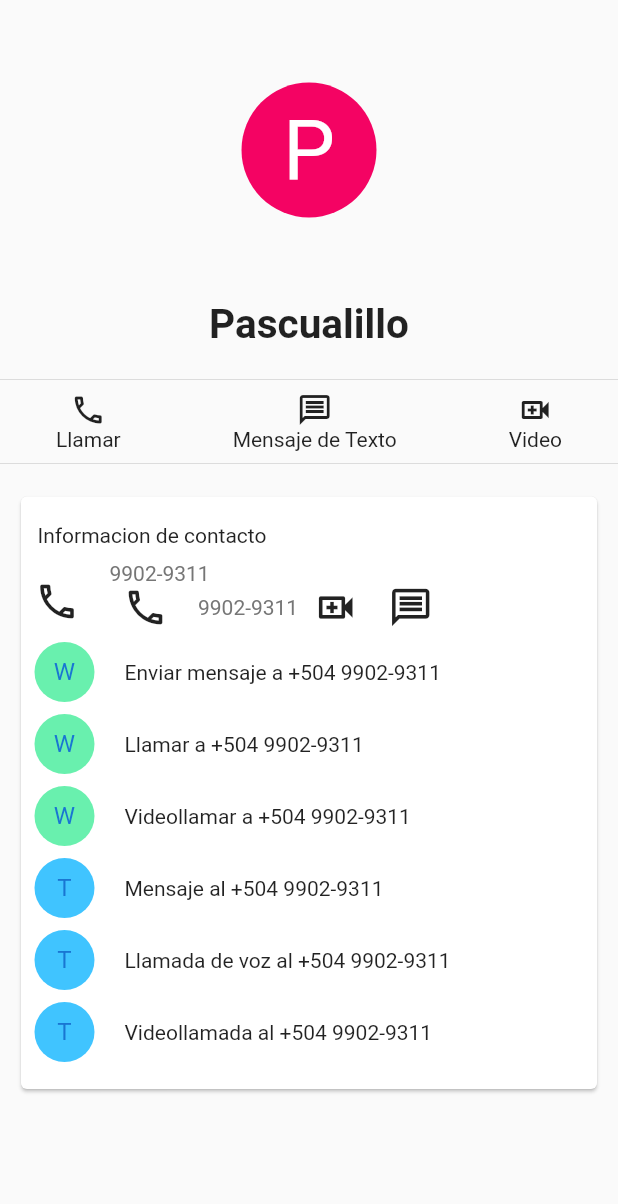
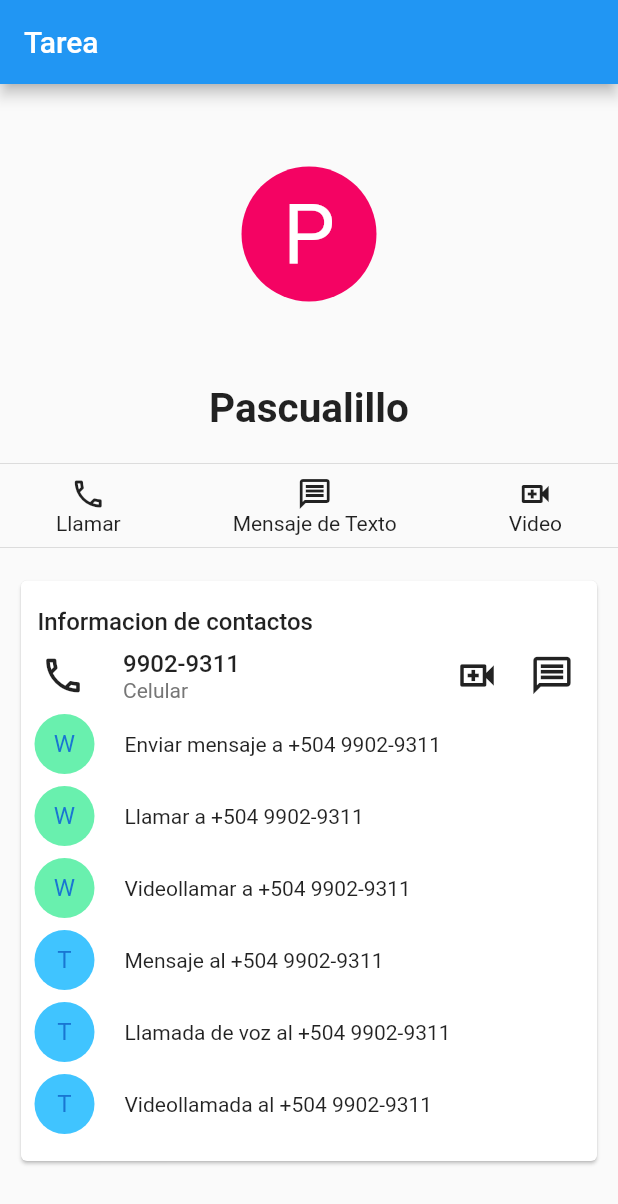
Before and after one commit to FNicoll/contacto, a Flutter app: the screen it shows after launch, on a phone screen of 412 x 824 dp. Shown: the top 1204 px of the screen. Run offline on Flutter 3.47's test engine with Material 2 defaults, Android fonts, the phone set to English and light mode, and no system bars.

Commit message:
Correccion de errores

```diff
--- a/lib/cuadrito.dart
+++ b/lib/cuadrito.dart
@@ -15,7 +15,13 @@ class Cuadrito extends StatelessWidget {
               padding: EdgeInsets.only(bottom: 9, left: 11),
               child: Row(
                 children: [
-                  Text('Informacion de contacto'),
+                  Text(
+                    'Informacion de contactos',
+                    style: TextStyle(
+                      fontSize: 16,
+                      fontWeight: FontWeight.w500,
+                    ),
+                  ),
                 ],
               ),
             ),
@@ -24,7 +30,7 @@ class Cuadrito extends StatelessWidget {
               mainAxisSize: MainAxisSize.max,
               children: [
                 Padding(
-                  padding: EdgeInsets.only(left: 9, right: 20),
+                  padding: EdgeInsets.only(left: 13, right: 25),
                   child: Icon(Icons.phone_outlined, size: 30),
                 ),
                 Column(
@@ -35,26 +41,12 @@ class Cuadrito extends StatelessWidget {
                     Text(
                       "9902-9311",
                       style: TextStyle(
-                        fontSize: 14,
-                        color: Color.fromARGB(255, 118, 118, 118),
-                        fontWeight: FontWeight.w400,
+                        fontSize: 16,
+                        fontWeight: FontWeight.w500,
                       ),
                     ),
-                    Row(
-                      mainAxisAlignment: MainAxisAlignment.start,
-                      mainAxisSize: MainAxisSize.max,
-                      children: [
-                        Padding(
-                          padding: EdgeInsets.only(left: 9, right: 20),
-                          child: Icon(Icons.phone_outlined, size: 30),
-                        ),
-                        Column(
-                          crossAxisAlignment: CrossAxisAlignment.start,
-                          mainAxisAlignment: MainAxisAlignment.end,
-                          mainAxisSize: MainAxisSize.max,
-                          children: [
                     Text(
-                              "9902-9311",
+                      "Celular",
                       style: TextStyle(
                         fontSize: 14,
                         color: Color.fromARGB(255, 118, 118, 118),
@@ -65,7 +57,7 @@ class Cuadrito extends StatelessWidget {
                 ),
                 Spacer(),
                 Padding(
-                          padding: EdgeInsets.symmetric(horizontal: 10.0),
+                  padding: EdgeInsets.symmetric(horizontal: 15.0),
                   child: Row(
                     mainAxisSize: MainAxisSize.max,
                     mainAxisAlignment: MainAxisAlignment.end,
@@ -89,11 +81,7 @@ class Cuadrito extends StatelessWidget {
             SizedBox(
               height: 8,
             ),
-                  ],
-                ),
-              ],
-            ),
-            Filitas()
+            Filitas(),
           ],
         ),
       ),
--- a/lib/home.dart
+++ b/lib/home.dart
@@ -2,20 +2,20 @@ import "package:contacto/cuadrito.dart";
 import "package:contacto/widgets/iconos.dart";
 import "package:flutter/material.dart";
 
-class Home extends StatefulWidget {
+class Home extends StatelessWidget {
   const Home({super.key});
 
   @override
-  State<Home> createState() => _HomeState();
-}
-
-class _HomeState extends State<Home> {
-  @override
   Widget build(BuildContext context) {
-    return const Scaffold(
-        body: Align(
-      alignment: Alignment.center,
+    return Scaffold(
+      appBar: AppBar(
+        title: const Text("Tarea"),
+      ),
+      body: const SingleChildScrollView(
+        child: Center(
           child: Column(
+            mainAxisSize: MainAxisSize.max,
+            mainAxisAlignment: MainAxisAlignment.center,
             children: [
               Padding(
                 padding: EdgeInsets.symmetric(vertical: 55.0),
@@ -45,6 +45,8 @@ class _HomeState extends State<Home> {
               ),
             ],
           ),
-    ));
+        ),
+      ),
+    );
   }
 }
```
Lines whose indentation alone changed are shown as unchanged.
